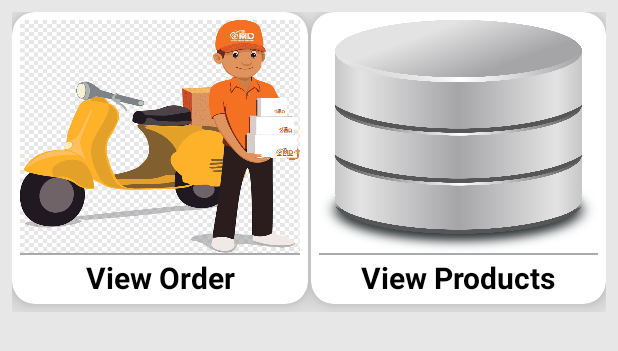
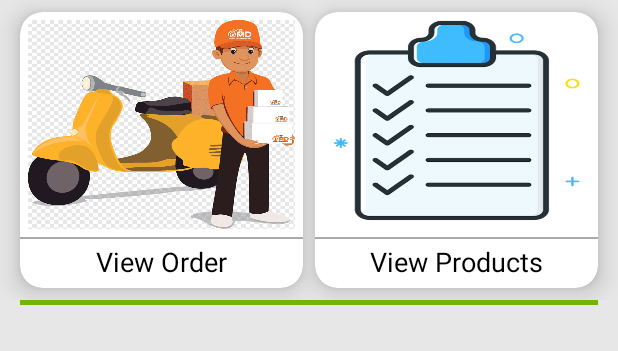
Before and after one commit to habibakij/Al-Safa-Corner, an Android app: the layout activity_admin_dashbord.xml on its own in the app's theme, with its tools: preview values and no code run, on a phone screen of 412 x 824 dp. Shown: the top 351 px of the screen. Run offline under Robolectric (Android 15) with nearby library versions, the phone set to English and light mode, and no system bars.

Commit message:
admin dashboard final design

```diff
--- a/Nayeem/app/src/main/res/layout/activity_admin_dashbord.xml
+++ b/Nayeem/app/src/main/res/layout/activity_admin_dashbord.xml
@@ -4,92 +4,92 @@
     xmlns:tools="http://schemas.android.com/tools"
     android:layout_width="match_parent"
     android:layout_height="match_parent"
+    android:background="#E8E7E7"
     android:orientation="vertical"
-    android:background="#E8E7E7"
     tools:context=".AdminPanel.AdminDashboard">
 
     <LinearLayout
-        android:layout_width="wrap_content"
+        android:layout_width="match_parent"
         android:layout_height="200sp"
-        android:orientation="horizontal"
-        android:layout_margin="8sp"
-        android:background="#E8E7E7">
+        android:weightSum="2"
+        android:orientation="horizontal">
 
         <androidx.cardview.widget.CardView
             android:layout_width="0sp"
+            android:layout_height="match_parent"
             android:layout_weight="1"
-            android:layout_height="match_parent"
+            app:cardCornerRadius="15sp"
             app:cardElevation="10sp"
-            app:cardCornerRadius="15sp"
-            android:layout_marginBottom="5sp">
+            android:layout_marginTop="8sp"
+            android:layout_marginBottom="8sp"
+            android:layout_marginStart="13sp"
+            android:layout_marginEnd="4sp">
 
             <LinearLayout
                 android:layout_width="match_parent"
                 android:layout_height="match_parent"
-                android:orientation="vertical"
-                android:layout_margin="5sp">
+                android:orientation="vertical">
 
                 <ImageView
                     android:id="@+id/view_order"
                     android:layout_width="match_parent"
-                    android:layout_height="155sp"
+                    android:layout_height="150sp"
                     android:scaleType="fitXY"
-                    android:src="@drawable/order"/>
+                    android:padding="5sp"
+                    android:src="@drawable/order" />
+
                 <View
                     android:layout_width="match_parent"
                     android:layout_height="1sp"
-                    android:background="@color/colorGray"/>
+                    android:background="@color/colorGray" />
 
                 <TextView
                     android:layout_width="match_parent"
                     android:layout_height="30sp"
+                    android:gravity="center"
                     android:text="@string/action_order"
                     android:textColor="@color/colorBlack"
-                    android:textSize="20sp"
-                    android:textStyle="bold"
-                    android:gravity="center"/>
+                    android:textSize="18sp" />
 
             </LinearLayout>
 
         </androidx.cardview.widget.CardView>
 
-        <View
-            android:layout_width="2sp"
-            android:layout_height="match_parent"/>
-
         <androidx.cardview.widget.CardView
             android:layout_width="0sp"
+            android:layout_height="match_parent"
             android:layout_weight="1"
-            android:layout_height="match_parent"
-            android:layout_marginBottom="5sp"
+            app:cardCornerRadius="15sp"
             app:cardElevation="10sp"
-            app:cardCornerRadius="15sp">
+            android:layout_marginTop="8sp"
+            android:layout_marginBottom="8sp"
+            android:layout_marginStart="4sp"
+            android:layout_marginEnd="13sp">
 
             <LinearLayout
                 android:layout_width="match_parent"
                 android:layout_height="match_parent"
-                android:orientation="vertical"
-                android:layout_margin="5sp">
+                android:orientation="vertical">
 
                 <ImageView
                     android:id="@+id/view_products"
                     android:layout_width="match_parent"
-                    android:layout_height="155sp"
+                    android:layout_height="150sp"
                     android:scaleType="fitXY"
-                    android:src="@drawable/products_one"/>
+                    android:src="@drawable/view_products" />
+
                 <View
                     android:layout_width="match_parent"
                     android:layout_height="1sp"
-                    android:background="@color/colorGray"/>
+                    android:background="@color/colorGray" />
 
                 <TextView
                     android:layout_width="match_parent"
                     android:layout_height="30sp"
+                    android:gravity="center"
                     android:text="@string/action_product"
                     android:textColor="@color/colorBlack"
-                    android:textSize="20sp"
-                    android:textStyle="bold"
-                    android:gravity="center"/>
+                    android:textSize="18sp" />
 
             </LinearLayout>
 
@@ -97,13 +97,19 @@
 
     </LinearLayout>
 
+    <View
+        android:layout_width="match_parent"
+        android:layout_height="3sp"
+        android:background="@color/appcolor"
+        android:layout_marginStart="13sp"
+        android:layout_marginEnd="13sp"/>
+
     <androidx.recyclerview.widget.RecyclerView
         android:id="@+id/admin_dashborad_recyclerview"
         android:layout_width="match_parent"
         android:layout_height="match_parent"
         android:paddingStart="8sp"
-        android:paddingEnd="8sp"
-        android:paddingBottom="8sp">
+        android:paddingEnd="8sp">
 
     </androidx.recyclerview.widget.RecyclerView>
 
--- a/Nayeem/app/src/main/res/layout/admin_dashbord_recycleritem.xml
+++ b/Nayeem/app/src/main/res/layout/admin_dashbord_recycleritem.xml
@@ -12,7 +12,7 @@
         android:layout_width="match_parent"
         android:layout_height="match_parent"
         android:orientation="vertical"
-        android:layout_margin="10sp">
+        android:layout_margin="5sp">
 
         <ImageView
             android:id="@+id/dashbord_recycler_item_image"
```
Also changed, not shown: Nayeem/app/src/main/res/drawable/products_one.png (deleted), Nayeem/app/src/main/res/drawable/view_products.png (added), 1 other file.
